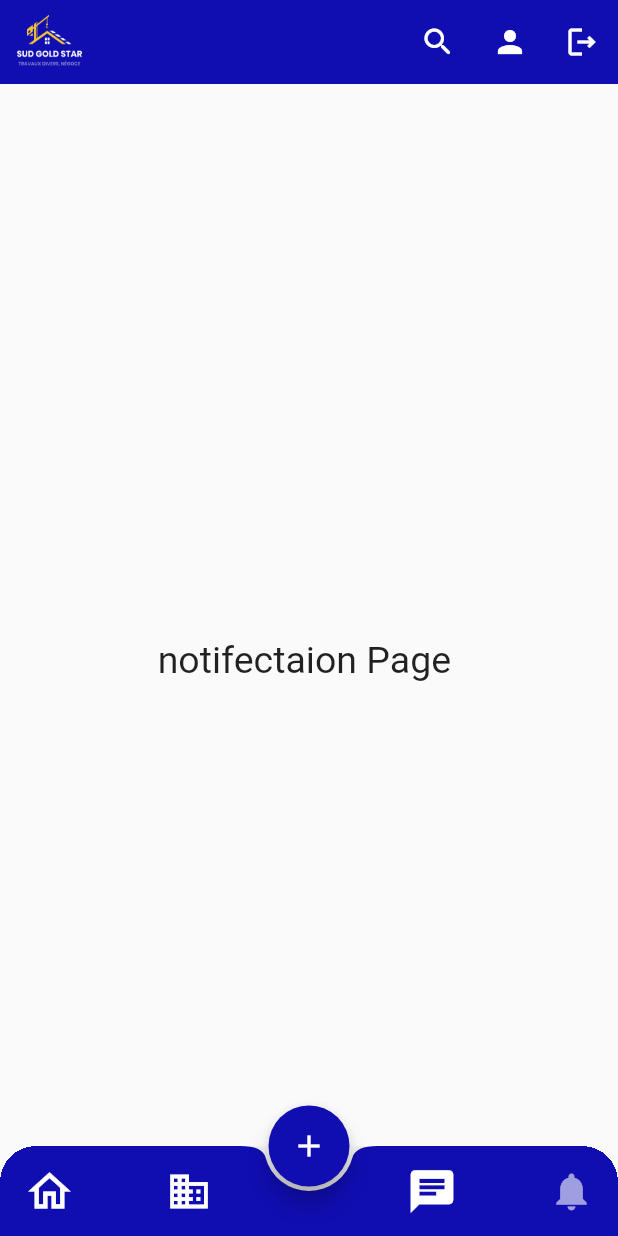
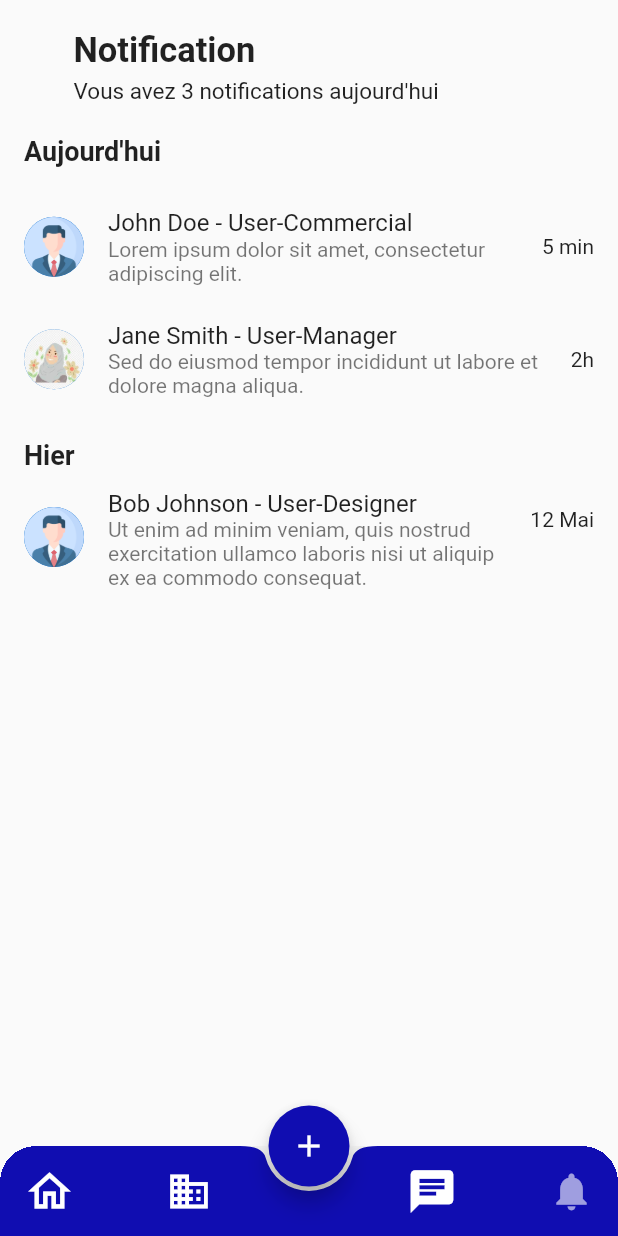
Before and after one commit to Rachidagzl20/projet_mmobilier_appmobile, a Flutter app: the Home screen opened by its route, scrolled down 576 dp, after a tap on the "notifications" icon, on a phone screen of 412 x 824 dp. Run offline on Flutter 3.47's test engine with Material 2 defaults, Android fonts, the light colour scheme and no system bars; our stand-ins replace image_picker.

Commit message:
add notefecation page

```diff
--- a/lib/home.dart
+++ b/lib/home.dart
@@ -19,7 +19,7 @@ class _HomeState extends State<Home> {
     myacceuil(),
     Project(),
     Chat(),
-    notifecation(),
+    NotificationPage(),
   ];
   final PageStorageBucket bucket = PageStorageBucket();
   Widget currentScreen = myacceuil();
@@ -160,7 +160,7 @@ class _HomeState extends State<Home> {
                           minWidth: 40,
                           onPressed: () {
                             setState(() {
-                              currentScreen = notifecation();
+                              currentScreen = NotificationPage();
                               currentTab = 3;
                             });
                           },
--- a/lib/pages/login.dart
+++ b/lib/pages/login.dart
@@ -276,7 +276,7 @@ class _LoginPageState extends State<LoginPage> {
                           Navigator.push(
                             context,
                             MaterialPageRoute(
-                              builder: (context) => ResetPasswordScreen(), // replace LoginPage with your actual login page widget
+                              builder: (context) => Home(), // replace LoginPage with your actual login page widget
                             ),
                           );
                         },
--- a/lib/pages/notifecation.dart
+++ b/lib/pages/notifecation.dart
@@ -1,24 +1,104 @@
 import 'package:flutter/material.dart';
 import '../appBarpage.dart';
 
-class notifecation extends StatefulWidget {
-  const notifecation({Key? key}) : super(key: key);
 
-  @override
-  State<notifecation> createState() => _notifecationState();
-}
-
-class _notifecationState extends State<notifecation> {
+class NotificationPage extends StatelessWidget {
   @override
   Widget build(BuildContext context) {
-    return Scaffold(
-      appBar: MyAppBar(),
-      body: Center(
-        child: Text("notifectaion Page ",
-          style: TextStyle(
-            fontSize: 25.0,
-          ),),
+    return SafeArea(
+      child: Scaffold(
+        body: Column(
+          crossAxisAlignment: CrossAxisAlignment.start,
+          children: [
+            Padding(
+              padding: const EdgeInsets.fromLTRB(49.0, 20, 0, 0),
+              child: Text(
+                'Notification',
+
+                style: TextStyle(fontWeight: FontWeight.bold
+                ,
+                fontSize: 23),
+              ),
+            ),
+            Padding(
+              padding: const EdgeInsets.only(left: 49.0, top: 5.0),
+              child: Text(
+                'Vous avez 3 notifications aujourd\'hui',
+                style: TextStyle(fontSize: 15.0),
+
+              ),
+            ),
+            Padding(
+              padding: const EdgeInsets.only(left: 16.0, bottom: 16.0,top: 20),
+              child: Text(
+                'Aujourd\'hui',
+                style:
+                TextStyle(fontWeight: FontWeight.bold, fontSize: 18.0),
+              ),
+            ),
+            NotificationItem(
+              image: AssetImage('assets/profile_1.png'),
+              name: 'John Doe',
+              functionality: 'User-Commercial',
+              description: 'Lorem ipsum dolor sit amet, consectetur adipiscing elit.',
+              time: '5 min',
+            ),
+            NotificationItem(
+              image: AssetImage('assets/profile_2.jpeg'),
+              name: 'Jane Smith',
+              functionality: 'User-Manager',
+              description: 'Sed do eiusmod tempor incididunt ut labore et dolore magna aliqua.',
+              time: '2h',
+            ),
+            Padding(
+              padding: const EdgeInsets.only(left: 16.0, top: 16.0),
+              child: Text(
+                'Hier',
+                style:
+                TextStyle(fontWeight: FontWeight.bold, fontSize: 18.0),
+              ),
+            ),
+            NotificationItem(
+              image: AssetImage('assets/profile_1.png'),
+              name: 'Bob Johnson',
+              functionality: 'User-Designer',
+              description: 'Ut enim ad minim veniam, quis nostrud exercitation ullamco laboris nisi ut aliquip ex ea commodo consequat.',
+              time: '12 Mai',
+            ),
+          ],
+        ),
       ),
     );
   }
 }
+
+class NotificationItem extends StatelessWidget {
+  final ImageProvider<Object> image;
+  final String name;
+  final String functionality;
+  final String description;
+  final String time;
+
+  NotificationItem({
+    required this.image,
+    required this.name,
+    required this.functionality,
+    required this.description,
+    required this.time,
+  });
+
+  @override
+  Widget build(BuildContext context) {
+    return Padding(
+      padding: const EdgeInsets.symmetric(vertical: 8.0),
+      child: ListTile(
+        leading: CircleAvatar(
+          backgroundImage: image,
+        ),
+        title: Text('$name - $functionality'),
+        subtitle: Text(description),
+        trailing: Text(time),
+      ),
+    );
+  }
+}
```
